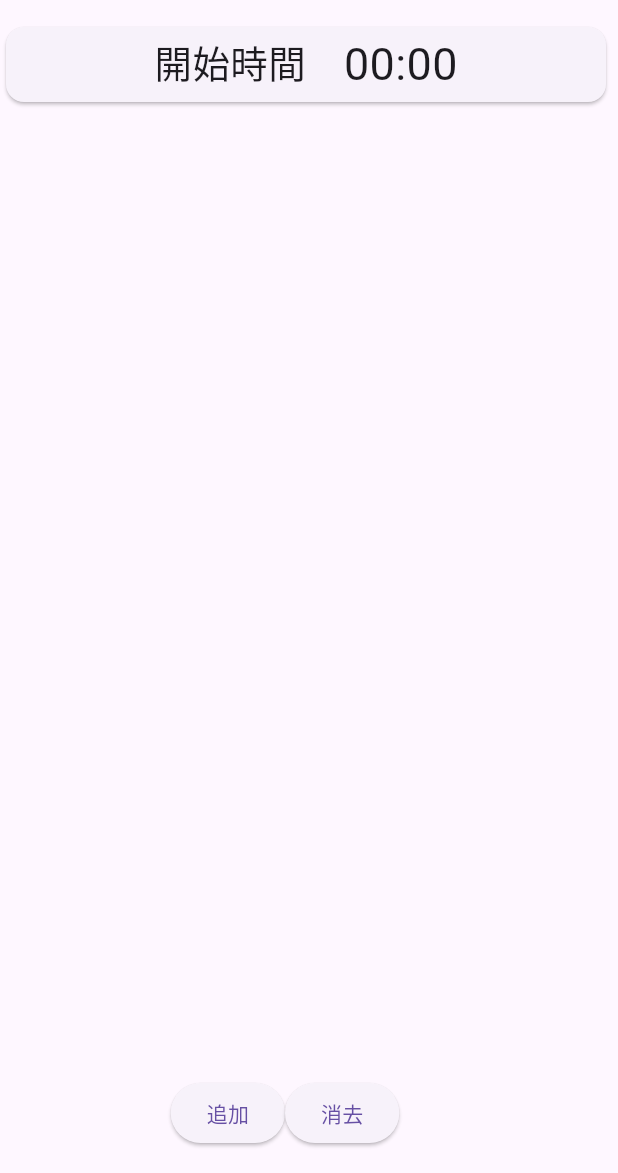
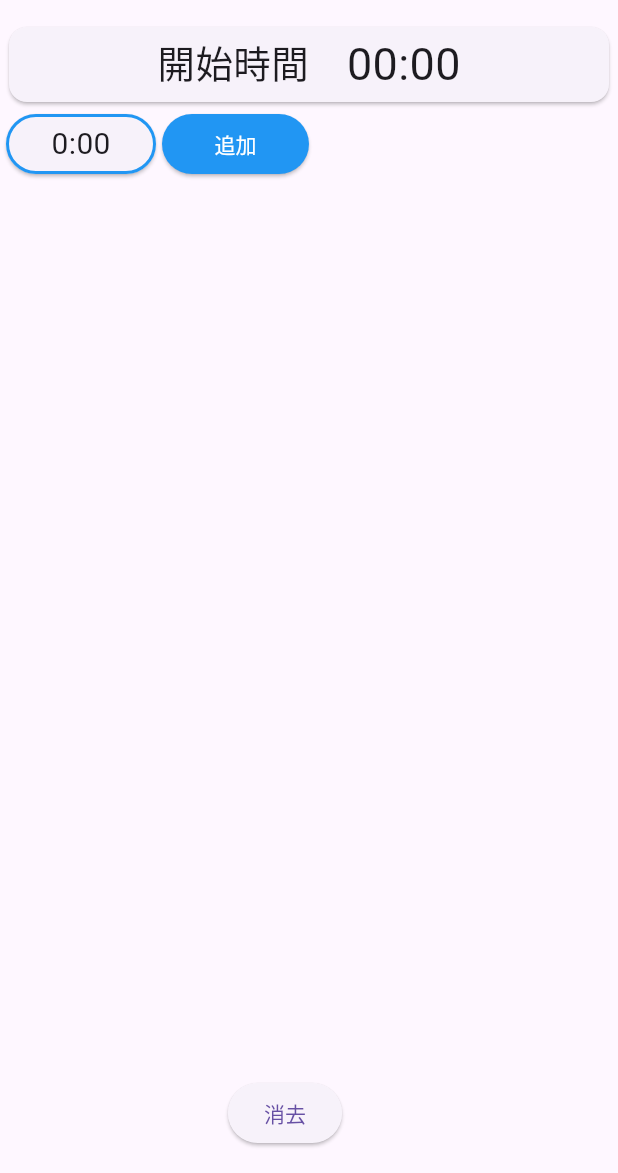
Before and after one commit to wtrinoue/time_schedule-git, a Flutter app: the screen it shows after launch, after a tap on "追加", after a tap on "消去", on a phone screen of 412 x 824 dp, the part 63-1236 px from its top. Run offline on Flutter 3.47's test engine with Material 3 defaults, Android fonts, the phone set to English and light mode, and no system bars; our stand-ins replace device_preview.

Commit message:
メインページの関数をグローバル変数を用いない形にした、加えてパネルの構成をもっと分かりやすいものにした。そして、JSONファイルで保存できるように型を考えた。

```diff
--- a/lib/clock_panel.dart
+++ b/lib/clock_panel.dart
@@ -12,11 +12,11 @@ class ClockPanel extends StatelessWidget {
         borderRadius: BorderRadius.circular(30),
       ),
       child: SizedBox(
-        height: 100,
+        height: 40,
         width: 100,
         child: Center(
           child: Text(
-            style: TextStyle(fontSize: 30),
+            style: TextStyle(fontSize: 20),
             "${clock.outputEventHour()}:${clock.outputEventMinute() ~/ 10}${clock.outputEventMinute() % 10}",
           ),
         ),
--- a/lib/event_panel.dart
+++ b/lib/event_panel.dart
@@ -13,7 +13,7 @@ class EventPanel extends StatelessWidget {
       ),
       child: Container(
         height: 100,
-        width: 270,
+        width: 400,
         child: Row(
           children: [
             SizedBox(width: 20),
@@ -34,11 +34,28 @@ class EventPanel extends StatelessWidget {
 }
 
 class Event {
-  const Event({required this.number, required this.times, required this.name});
+  Event({required this.number, required this.times, required this.name});
 
-  final int number;
-  final int times;
-  final String name;
+  int number;
+  int times;
+  String name;
+
+  Map<String, dynamic> toJson() {
+    Map<String, dynamic> data = {
+      "number": number,
+      "times": times,
+      "name": name,
+    };
+    return data;
+  }
+
+  factory Event.fromJson(Map<String, dynamic> json) {
+    return Event(
+      number: json["number"],
+      times: json["times"],
+      name: json["name"],
+    );
+  }
 }
 
 int sumOfEventTimesUntil(List<Event> events, int number) {
@@ -49,3 +66,7 @@ int sumOfEventTimesUntil(List<Event> events, int number) {
   }
   return minutes;
 }
+
+void change(Event event) {
+  event.number = 0;
+}
--- a/lib/home_page.dart
+++ b/lib/home_page.dart
@@ -21,53 +21,32 @@ class _HomePageState extends State<HomePage> {
     minutes: 0,
   );
 
-  void addNewClock() async {
-    TimeOfDay? picked = await showTimePicker(
-      context: context,
-      initialTime: TimeOfDay.now(),
-    );
-    if (picked != null) {
-      TimeOfDay selectedTime = picked;
-      setState(() {
-        clocks.add(
-          Clock(
-            number: clocks.length,
-            startHour: selectedTime.hour,
-            startMinute: selectedTime.minute,
-            minutes: 10,
-          ),
-        );
-      });
-    }
+  List<Clock> returnNullClocks() {
+    setState(() {});
+    return <Clock>[];
   }
 
-  void deleteAllClock() {
-    setState(() {
-      clocks = [];
-    });
+  List<Event> returnNullEvents() {
+    setState(() {});
+    return <Event>[];
   }
 
-  void deleteAllEvent() {
+  List<Clock> eventsMakeClocks(Clock originClock, List<Event> events) {
+    //イベントごとの時間をもとに時刻を形成
+    List<Clock> newClocks = [];
     setState(() {
-      events = [];
-    });
-  }
-
-  void eventsToClocks(Clock allStartClock) {
-    //イベントごとの時間をもとに時刻を形成
-    clocks = [];
-    setState(() {
-      for (int cnt = 0; cnt < events.length; cnt++) {
-        clocks.add(
+      for (int cnt = 0; cnt < events.length + 1; cnt++) {
+        newClocks.add(
           Clock(
             number: cnt,
-            startHour: allStartClock.startHour,
-            startMinute: allStartClock.startMinute,
+            startHour: originClock.startHour,
+            startMinute: originClock.startMinute,
             minutes: sumOfEventTimesUntil(events, cnt),
           ),
         );
       }
     });
+    return newClocks;
   }
 
   Future<Clock> changeOriginClock(Clock originClock) async {
@@ -97,7 +76,7 @@ class _HomePageState extends State<HomePage> {
     return lastOriginStartClock;
   }
 
-  void addNewEvent() async {
+  Future<List<Event>> addNewEvent(int addNumber, List<Event> events) async {
     int lastMinutes = 0;
     String lastEventNameText = "";
 
@@ -116,13 +95,32 @@ class _HomePageState extends State<HomePage> {
         );
       },
     );
-    events.add(
-      Event(number: events.length, times: lastMinutes, name: lastEventNameText),
+
+    // List<Event> newEvents =
+    //     events.sublist(0, addNumber - 1) +
+    //     [Event(number: 0, times: lastMinutes, name: lastEventNameText)] +
+    //     events.sublist(addNumber, events.length - 1);
+
+    List<Event> newEvents = [];
+
+    for (int cnt = 0; cnt < addNumber; cnt++) {
+      newEvents.add(events[cnt]);
+    }
+    newEvents.add(
+      Event(number: 0, times: lastMinutes, name: lastEventNameText),
     );
-    setState(() {});
+    for (int cnt = addNumber; cnt < events.length; cnt++) {
+      newEvents.add(events[cnt]);
+    }
+
+    for (int cnt = 0; cnt < newEvents.length; cnt++) {
+      newEvents[cnt].number = cnt;
+    }
+
+    return newEvents;
   }
 
-  void changeEventContent(Event event) async {
+  Future<Event> changeEventContent(Event event) async {
     int lastMinutes = 0;
     String lastEventNameText = "";
 
@@ -143,19 +141,20 @@ class _HomePageState extends State<HomePage> {
       },
     );
 
-    events[event.number] = Event(
+    setState(() {});
+    return Event(
       number: event.number,
       times: lastMinutes,
       name: lastEventNameText,
     );
-
-    eventsToClocks(originClock);
-
-    setState(() {});
   }
 
-  void changeClockContent(Clock clock) async {
+  Future<int> changeClockReturnEventTimes(
+    Clock clock,
+    List<Clock> clocks,
+  ) async {
     if (clock.number == 0) {
+      return 0;
     } else {
       int lastHour = 0;
       int lastMinute = 0;
@@ -182,24 +181,19 @@ class _HomePageState extends State<HomePage> {
           (lastHour - clocks[clock.number - 1].outputEventHour()) * 60 +
           (lastMinute - clocks[clock.number - 1].outputEventMinute());
 
-      events[clock.number - 1] = Event(
-        number: clock.number - 1,
-        times: newEventTimes,
-        name: events[clock.number - 1].name,
-      );
-
       setState(() {});
+      return newEventTimes;
     }
   }
 
-  List<Widget> createEventPanels(List<Event> events) {
+  List<Widget> eventsToEventPanels(List<Event> events) {
     List<Widget> eventPanels = [];
     for (var event in events) {
       eventPanels.add(
         GestureDetector(
           child: EventPanel(event: event),
-          onTap: () {
-            changeEventContent(event);
+          onTap: () async {
+            events[event.number] = await changeEventContent(event);
           },
         ),
       );
@@ -207,14 +201,17 @@ class _HomePageState extends State<HomePage> {
     return eventPanels;
   }
 
-  List<Widget> createClockPanels(List<Clock> clocks) {
+  List<Widget> clocksToClockPanels(List<Clock> oneClocks) {
     List<Widget> clockPanels = [];
-    for (var clock in clocks) {
+    for (var clock in oneClocks) {
       clockPanels.add(
         GestureDetector(
           child: ClockPanel(clock: clock),
-          onTap: () {
-            changeClockContent(clock);
+          onTap: () async {
+            if (clock.number != 0) {
+              events[clock.number - 1]
+                  .times = await changeClockReturnEventTimes(clock, oneClocks);
+            }
           },
         ),
       );
@@ -224,29 +221,89 @@ class _HomePageState extends State<HomePage> {
 
   @override
   Widget build(BuildContext context) {
-    eventsToClocks(originClock);
-    List<Widget> eventPanels = createEventPanels(events);
-    List<Widget> clockPanels = createClockPanels(clocks);
+    clocks = eventsMakeClocks(originClock, events);
+    //理ロード時に上のコードを呼び出すことによってちゃんと動作する。
+    List<Widget> eventPanels = eventsToEventPanels(events);
+    List<Widget> clockPanels = clocksToClockPanels(clocks);
 
-    Widget widget = SizedBox(
-      height: 650,
-      child: SingleChildScrollView(
-        child: Column(
-          children:
-              <Widget>[
-                GestureDetector(
-                  child: StartTimePanel(allStartClock: originClock),
-                  onTap: () async {
-                    originClock = await changeOriginClock(originClock);
+    List<Widget> widgets = List.generate(events.length, (index) {
+      return Column(
+        children: [
+          Row(
+            children: [
+              clockPanels[index],
+              Align(
+                alignment: Alignment.center,
+                child: ElevatedButton(
+                  onPressed: () async {
+                    events = await addNewEvent(index, events);
                     setState(() {});
                   },
+                  style: ElevatedButton.styleFrom(backgroundColor: Colors.blue),
+                  child: SizedBox(
+                    height: 20,
+                    width: 50,
+                    child: Center(
+                      child: Text(style: TextStyle(color: Colors.white), "追加"),
+                    ),
+                  ),
                 ),
-              ] +
-              List.generate(events.length, (index) {
-                return Row(children: [clockPanels[index], eventPanels[index]]);
-              }),
+              ),
+            ],
+          ),
+          eventPanels[index],
+        ],
+      );
+    });
+
+    Widget widget = Column(
+      children: [
+        GestureDetector(
+          child: StartTimePanel(allStartClock: originClock),
+          onTap: () async {
+            originClock = await changeOriginClock(originClock);
+            setState(() {});
+          },
         ),
-      ),
+        SizedBox(
+          height: 600,
+          child: SingleChildScrollView(
+            child: Column(
+              children:
+                  widgets +
+                  <Widget>[
+                    Row(
+                      children: [
+                        clockPanels[events.length],
+                        Align(
+                          alignment: Alignment.center,
+                          child: ElevatedButton(
+                            onPressed: () async {
+                              events = await addNewEvent(events.length, events);
+                              setState(() {});
+                            },
+                            style: ElevatedButton.styleFrom(
+                              backgroundColor: Colors.blue,
+                            ),
+                            child: SizedBox(
+                              height: 20,
+                              width: 50,
+                              child: Center(
+                                child: Text(
+                                  style: TextStyle(color: Colors.white),
+                                  "追加",
+                                ),
+                              ),
+                            ),
+                          ),
+                        ),
+                      ],
+                    ),
+                  ],
+            ),
+          ),
+        ),
+      ],
     );
 
     return Scaffold(
@@ -255,8 +312,12 @@ class _HomePageState extends State<HomePage> {
       floatingActionButton: Row(
         mainAxisAlignment: MainAxisAlignment.center,
         children: [
-          ElevatedButton(onPressed: addNewEvent, child: Text("追加")),
-          ElevatedButton(onPressed: deleteAllEvent, child: Text("消去")),
+          ElevatedButton(
+            onPressed: () {
+              events = returnNullEvents();
+            },
+            child: Text("消去"),
+          ),
         ],
       ),
     );
@@ -264,8 +325,40 @@ class _HomePageState extends State<HomePage> {
 }
 
 /*
+「これからの希望」
 このアプリの目的は開始時間と各イベントのかかる時間をもとに一日のスケジュールを組むことにある。
 よって、開始時間と各イベントの時間によって別要素が決まるようにしなければいけない。
 つまり。時刻は一日の開始時間と各イベントの時間に縦続する。
+消去できるようにする。
+
+「仕様について」
 パネルは基本的に表示のみにしている。
+関数はできるだけグローバル変数をいじくる形にしないようにしている。
+開始時間とイベント間の時間で決まっている。
+
+
  */
+
+//以下の形式にする
+void a() {
+  final data = {
+    "schedules": [
+      {
+        "scheduleName": "一日目",
+        "starttime": 19,
+        "events": [
+          {"number": 1, "times": 3, "name": "Alice"},
+          {"number": 2, "times": 5, "name": "Bob"},
+        ],
+      },
+      {
+        "scheduleName": "二日目",
+        "starttime": 19,
+        "events": [
+          {"number": 1, "times": 3, "name": "Alice"},
+          {"number": 2, "times": 5, "name": "Bob"},
+        ],
+      },
+    ],
+  };
+}
--- a/lib/main.dart
+++ b/lib/main.dart
@@ -29,4 +29,5 @@ class MyApp extends StatelessWidget {
 ・JSONファイルに保存して複数予定を登録できるようにする
 ・永続化マイグレーションを利用してアプリを閉じてもひらけるようにする。
 ・BottomNvigationBarを利用して複数の予定を切り替えられるようにする。
+・間に予定を入れられるようにする
  */
```
